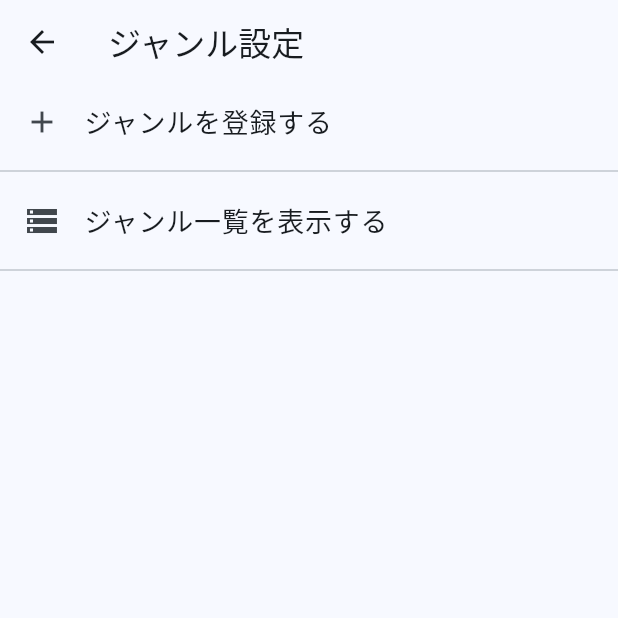
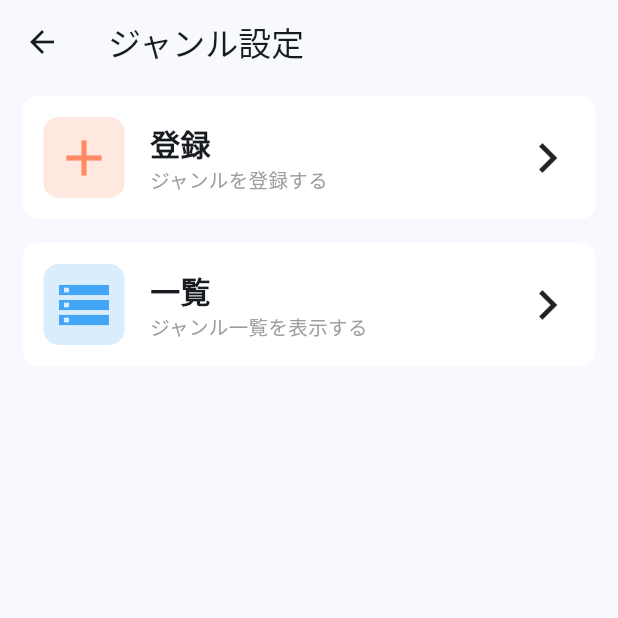
Before and after one commit to 2930taiga/anime_manager, a Flutter app: the screen it shows after launch, item 4 of the bottom bar chosen, after a tap on "ジャンル", on a phone screen of 412 x 824 dp, the top half of it. Run offline on Flutter 3.47's test engine with Material 3 defaults, Android fonts, the phone set to English and light mode, and no system bars; our stand-ins replace csv, flutter_riverpod, isar, share_plus, table_calendar; accounts and stored records are empty; generated files the repository leaves out were written again.

Commit message:
設定画面用の新しいカードを作成した．設定画面のUIを新しいカードにした．

```diff
--- a/lib/pages/main_navigation_pages/analysys.dart
+++ b/lib/pages/main_navigation_pages/analysys.dart
@@ -88,6 +88,7 @@ class _AnalysisPageState extends ConsumerState<AnalysisPage> {
         child: Text(
           "データが登録されていません",
           style: TextStyle(
+            fontSize: 20,
             color: Colors.grey
           ),
         ),
--- a/lib/pages/main_navigation_pages/setting.dart
+++ b/lib/pages/main_navigation_pages/setting.dart
@@ -1,4 +1,6 @@
 import 'package:anime_administration/pages/main_navigation_pages/setting/backup/backup_navigation.dart';
+import 'package:anime_administration/parameter_settings.dart';
+import 'package:anime_administration/parts/setting_parts.dart';
 import 'package:flutter/material.dart'; // これがないとWidgetが使えない
 
 //ジャンルに関する設定ページ
@@ -23,33 +25,33 @@ class _SettingPageState extends State<SettingPage>{
       ),
       body: ListView(
         children: [
-          SizedBox(height: 7,),
 
-          ListTile(
-            leading: Icon(Icons.settings),
-            trailing: Icon(Icons.chevron_right),
-            title: Text(
-              "一般",
-              style: TextStyle(
-                fontSize: 18
+          Padding(
+                padding: EdgeInsetsGeometry.symmetric(
+                  horizontal: 15,
+                  vertical: 8
+                ),
+                child: GestureDetector(
+                  onTap: (){
+
+                  },
+                  child: SettingCard(
+                    icon: Icons.settings_outlined,
+                    iconColor: SettingCardColors.cardColors[0],
+                    titleText: "一般",
+                    subText: "アプリ全般の設定"
                   ),
                 ),
-            onTap: (){},
-            minTileHeight: 50,
               ),
 
-          Divider(),
 
-          ListTile(
-            leading: Icon(Icons.view_week_outlined),
-            trailing: Icon(Icons.chevron_right),
-            title: Text(
-              "ジャンル",
-              style: TextStyle(
-                fontSize: 18
+          Padding(
+            padding: EdgeInsetsGeometry.symmetric(
+              horizontal: 15,
+              vertical: 8
             ),
-            ),
-            onTap: (){ //ジャンルに関する設定を表示
+            child: GestureDetector(
+              onTap: (){
                 Navigator.push(
                   context,
                   MaterialPageRoute(
@@ -57,51 +59,59 @@ class _SettingPageState extends State<SettingPage>{
                   )
                 );
               },
-            minTileHeight: 50,
-          ),
-
-          Divider(),
-
-          ListTile(
-            leading: Icon(Icons.palette_outlined),
-            trailing: Icon(Icons.chevron_right),
-            title: Text(
-              "テーマカラー",
-              style: TextStyle(
-                fontSize: 18
+              child: SettingCard(
+                icon: Icons.view_week_outlined,
+                iconColor: SettingCardColors.cardColors[1],
+                titleText: "ジャンル",
+                subText: "ジャンル関連の設定"
               ),
             ),
-            onTap: (){},
-            minTileHeight: 50,
-          ),
-
-          Divider(),
-
-          ListTile(
-            leading: Icon(Icons.abc),
-            trailing: Icon(Icons.chevron_right),
-            title: Text(
-              "文字サイズ",
-              style: TextStyle(
-                fontSize: 18
-              ),
-            ),
-            onTap: (){},
-            minTileHeight: 50,
           ),
 
 
-          Divider(),
+          Padding(
+            padding: EdgeInsetsGeometry.symmetric(
+              horizontal: 15,
+              vertical: 8
+            ),
+            child: GestureDetector(
+              onTap: (){
 
-          ListTile(
-            leading: Icon(Icons.backup_outlined),
-            trailing: Icon(Icons.chevron_right),
-            title: Text(
-              "データのバックアップ・復元",
-              style: TextStyle(
-                fontSize: 18
+              },
+              child: SettingCard(
+                icon: Icons.palette_outlined,
+                iconColor: SettingCardColors.cardColors[2],
+                titleText: "テーマカラー",
+                subText: "テーマカラーを設定"
               ),
             ),
+          ),
+
+
+          Padding(
+            padding: EdgeInsetsGeometry.symmetric(
+              horizontal: 15,
+              vertical: 8
+            ),
+            child: GestureDetector(
+              onTap: (){
+
+              },
+              child: SettingCard(
+                icon: Icons.abc_outlined,
+                iconColor: SettingCardColors.cardColors[3],
+                titleText: "文字サイズ",
+                subText: "文字サイズを設定"
+              ),
+            ),
+          ),
+
+          Padding(
+            padding: EdgeInsetsGeometry.symmetric(
+              horizontal: 15,
+              vertical: 8
+            ),
+            child: GestureDetector(
               onTap: (){
               Navigator.push(
                 context,
@@ -110,10 +120,37 @@ class _SettingPageState extends State<SettingPage>{
                 )
               );
             },
-            minTileHeight: 50,
+              child: SettingCard(
+                icon: Icons.cloud_upload_outlined,
+                iconColor: SettingCardColors.cardColors[4],
+                titleText: "バックアップ",
+                subText: "データのバックアップ・復元"
+              ),
+            ),
           ),
 
-          Divider(),
+
+          // ListTile(
+          //   leading: Icon(Icons.backup_outlined),
+          //   trailing: Icon(Icons.chevron_right),
+          //   title: Text(
+          //     "データのバックアップ・復元",
+          //     style: TextStyle(
+          //       fontSize: 18
+          //     ),
+          //   ),
+          //   onTap: (){
+          //     Navigator.push(
+          //       context,
+          //       MaterialPageRoute(
+          //         builder: (content) => BackupNavigationPage()
+          //       )
+          //     );
+          //   },
+          //   minTileHeight: 50,
+          // ),
+
+          // Divider(),
         ],
       ),
     );
--- a/lib/pages/main_navigation_pages/setting/backup/backup.dart
+++ b/lib/pages/main_navigation_pages/setting/backup/backup.dart
@@ -52,28 +52,12 @@ class UploadNavigationPage extends StatelessWidget {
                 },
                 child: SettingCard(
                   icon: Icons.document_scanner_outlined,
-                  iconColor: Colors.deepOrange,
+                  iconColor: SettingCardColors.cardColors[0],
                   titleText: "CSV",
                   subText: "CSVファイルでバックアップする"
                 ),
               ),
             ),
-
-            // ListTile(
-            //   leading: Icon(Icons.backup_outlined),
-            //   title: Text("CSVファイルでバックアップする"),
-            //   trailing: Icon(Icons.chevron_right),
-            //   onTap: (){
-            //     Navigator.push(
-            //       context,
-            //       MaterialPageRoute(
-            //         builder: (content) => UploadCsvPage()
-            //       )
-            //     );
-            //   },
-            // ),
-
-            //Divider(),
 
             Padding(
               padding: EdgeInsetsGeometry.symmetric(
@@ -90,29 +74,13 @@ class UploadNavigationPage extends StatelessWidget {
                   );
                 },
                 child: SettingCard(
-                  icon: Icons.dock_outlined,
-                  iconColor: Colors.lightBlue,
+                  icon: Icons.copy,
+                  iconColor: SettingCardColors.cardColors[1],
                   titleText: "JSON",
                   subText: "JSONファイルでバックアップする"
                 ),
               ),
             ),
-
-            // ListTile(
-            //   leading: Icon(Icons.cloud_download_outlined),
-            //   title: Text("JSONファイルでバックアップする"),
-            //   trailing: Icon(Icons.chevron_right),
-            //   onTap: (){
-            //     Navigator.push(
-            //       context,
-            //       MaterialPageRoute(
-            //         builder: (content) => UploadJsonPage()
-            //       )
-            //     );
-            //   },
-            // ),
-
-            //Divider()
           ],
         )
       )
--- a/lib/pages/main_navigation_pages/setting/backup/backup_navigation.dart
+++ b/lib/pages/main_navigation_pages/setting/backup/backup_navigation.dart
@@ -1,4 +1,6 @@
 import 'package:anime_administration/pages/main_navigation_pages/setting/backup/backup.dart';
+import 'package:anime_administration/parameter_settings.dart';
+import 'package:anime_administration/parts/setting_parts.dart';
 import 'package:flutter/material.dart';
 
 class BackupNavigationPage extends StatelessWidget {
@@ -24,10 +26,13 @@ class BackupNavigationPage extends StatelessWidget {
         child: Scrollbar(
           child: ListView(
             children: [
-              ListTile(
-                leading: Icon(Icons.backup_outlined),
-                title: Text("データをバックアップする"),
-                trailing: Icon(Icons.chevron_right),
+
+              Padding(
+                padding: EdgeInsetsGeometry.symmetric(
+                  horizontal: 15,
+                  vertical: 8
+                ),
+                child: GestureDetector(
                   onTap: (){
                     Navigator.push(
                       context,
@@ -36,20 +41,33 @@ class BackupNavigationPage extends StatelessWidget {
                       )
                     );
                   },
+                  child: SettingCard(
+                    icon: Icons.backup_outlined,
+                    iconColor: SettingCardColors.cardColors[0],
+                    titleText: "バックアップ",
+                    subText: "データをバックアップする"
+                  ),
+                ),
               ),
 
-              Divider(),
-
-              ListTile(
-                leading: Icon(Icons.cloud_download_outlined),
-                title: Text("バックアップファイルから復元する"),
-                trailing: Icon(Icons.chevron_right),
+              Padding(
+                padding: EdgeInsetsGeometry.symmetric(
+                  horizontal: 15,
+                  vertical: 8
+                ),
+                child: GestureDetector(
                   onTap: (){
 
                   },
+                  child: SettingCard(
+                    icon: Icons.cloud_download_outlined,
+                    iconColor: SettingCardColors.cardColors[1],
+                    titleText: "復元",
+                    subText: "バックアップファイルから復元する"
+                  ),
+                ),
               ),
 
-              Divider()
             ],
           )
         )
--- a/lib/pages/main_navigation_pages/setting/genre/genre.dart
+++ b/lib/pages/main_navigation_pages/setting/genre/genre.dart
@@ -1,7 +1,9 @@
 import 'package:anime_administration/pages/main_navigation_pages/setting/genre/genre_registar.dart';
 import 'package:anime_administration/pages/main_navigation_pages/setting/genre/genre_view.dart';
+import 'package:anime_administration/parameter_settings.dart';
+import 'package:anime_administration/parts/setting_parts.dart';
 import 'package:flutter/material.dart';
-import 'package:isar/isar.dart';
+//import 'package:isar/isar.dart';
 import 'package:anime_administration/models/genre.dart';
 import 'package:anime_administration/providers/isar_provider.dart';
 import 'package:flutter_riverpod/flutter_riverpod.dart';
@@ -57,38 +59,43 @@ class _SettingGenreState extends ConsumerState<SettingGenre> {
       ),
       body: ListView(
         children: [
-          Center(
-            child: ListTile(
-              leading: Icon(Icons.add),
-              title: Text(
-                "ジャンルを登録する",
-                style: TextStyle(
-                  fontSize: 18
-                ),
-              ),
+
+          Padding(
+            padding: EdgeInsetsGeometry.symmetric(
+              horizontal: 15,
+              vertical: 8
+            ),
+            child: GestureDetector(
               onTap: (){
                 Navigator.of(context).push(
                   MaterialPageRoute(
-                    builder: (context)=> GenreRegistar(initialNewAdd: true,title: "",rgbColors: [0,0,0],id: 0,iconData: Icons.circle,iconShape: IconShape.circle,),
+                    builder: (context)=> GenreRegistar(
+                      initialNewAdd: true,
+                      title: "",
+                      rgbColors: [0,0,0],
+                      id: 0
+                      ,iconData: Icons.circle
+                      ,iconShape: IconShape.circle,
+                    ),
                   )
                 );
               },
-              minTileHeight: 50,
+              child: SettingCard(
+                icon: Icons.add,
+                iconColor: SettingCardColors.cardColors[0],
+                titleText: "登録",
+                subText: "ジャンルを登録する"
+              ),
             ),
           ),
 
-          Divider(),
-
-          Center(
-            child: ListTile(
-              leading: Icon(Icons.storage),
-              title: Text(
-                "ジャンル一覧を表示する",
-                style: TextStyle(
-                  fontSize: 18
-                ),
-              ),
-              onTap: (){ //ボタンが押されたら登録されているジャンル一覧を表示する
+          Padding(
+            padding: EdgeInsetsGeometry.symmetric(
+              horizontal: 15,
+              vertical: 8
+            ),
+            child: GestureDetector(
+              onTap: (){
                 Navigator.push(
                   context,
                   MaterialPageRoute(
@@ -96,11 +103,15 @@ class _SettingGenreState extends ConsumerState<SettingGenre> {
                   )
                 );
               },
-              minTileHeight: 50,
+              child: SettingCard(
+                icon: Icons.storage,
+                iconColor: SettingCardColors.cardColors[1],
+                titleText: "一覧",
+                subText: "ジャンル一覧を表示する"
+              ),
             ),
           ),
 
-          Divider(),
         ],
       ),
     );
--- a/lib/parameter_settings.dart
+++ b/lib/parameter_settings.dart
@@ -37,6 +37,21 @@ class StatusColors{
     Color.fromARGB(255, 21, 101, 192), //視聴済み
     Color.fromARGB(255, 198, 40, 40), //視聴中止
     Color.fromARGB(255, 183, 129, 3), //視聴中断
+  ];
+}
+
+class SettingCardColors{
+  static List<Color> cardColors = [
+    Color.fromARGB(255, 255, 138, 101), //オレンジ
+    Color.fromARGB(255, 66, 165, 245), //ブルー
+    Color.fromARGB(255, 102, 187, 106), //グリーン
+    Color.fromARGB(255, 171, 71, 188), //パープル
+    Color.fromARGB(255, 255, 167, 38), //アンバー
+    Color.fromARGB(255, 236, 64, 122), //ピンク
+    Color.fromARGB(255, 38, 166, 154), //ティール
+    Color.fromARGB(255, 92, 107, 192), //インディゴ
+    Color.fromARGB(255, 156, 204, 101), //ライム
+    Color.fromARGB(255, 38, 198, 218), //シアン
   ];
 }
 
```
Lines whose indentation alone changed are shown as unchanged.
